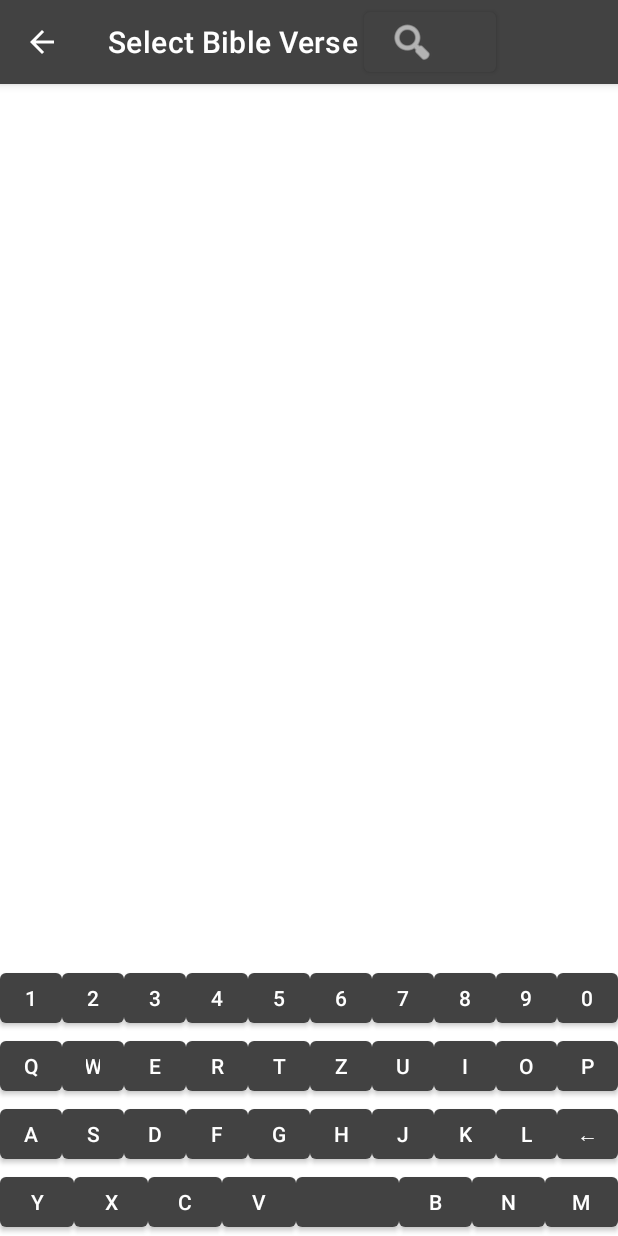
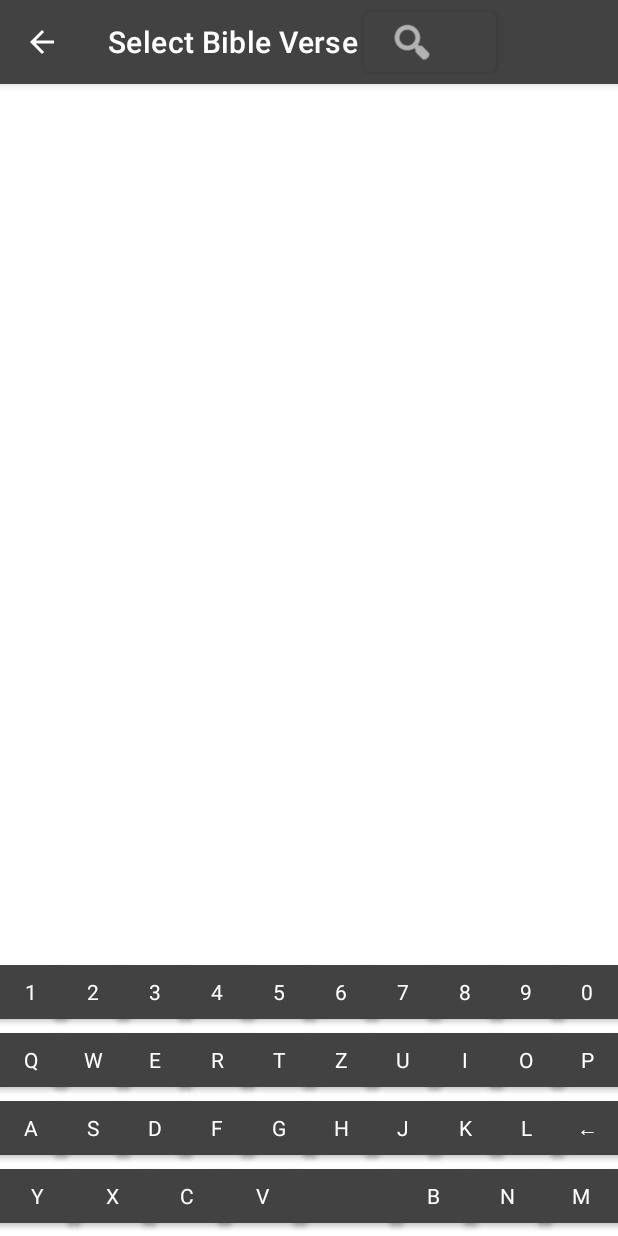
Before and after one commit to hevselavierlines/bibleeveryday, an Android app: the SelectionActivity screen opened directly, with no data from a screen before it, after a tap on an icon or button, on a phone screen of 412 x 824 dp. Run offline under Robolectric (Android 15) with nearby library versions, the phone set to English and light mode, and no system bars; 7 statements that could not run were skipped.

Commit message:
create custom button style for the search function

```diff
--- a/app/src/main/res/layout/content_search.xml
+++ b/app/src/main/res/layout/content_search.xml
@@ -35,66 +35,77 @@
         android:id="@+id/linearLayoutNum"
         app:layout_constraintBottom_toTopOf="@+id/linearLayoutQ"
         tools:layout_editor_absoluteX="1dp">
+
         <Button
             android:id="@+id/button1"
             android:layout_width="wrap_content"
             android:layout_height="wrap_content"
             android:layout_weight="1"
-            android:text="1" />
+            android:text="1"
+            style="@style/Theme.BibleEveryDay.ButtonStyle"/>
         <Button
             android:id="@+id/button2"
             android:layout_width="wrap_content"
             android:layout_height="wrap_content"
             android:layout_weight="1"
-            android:text="2" />
+            android:text="2"
+            style="@style/Theme.BibleEveryDay.ButtonStyle"/>
         <Button
             android:id="@+id/button3"
             android:layout_width="wrap_content"
             android:layout_height="wrap_content"
             android:layout_weight="1"
-            android:text="3" />
+            android:text="3"
+            style="@style/Theme.BibleEveryDay.ButtonStyle"/>
         <Button
             android:id="@+id/button4"
             android:layout_width="wrap_content"
             android:layout_height="wrap_content"
             android:layout_weight="1"
-            android:text="4" />
+            android:text="4"
+            style="@style/Theme.BibleEveryDay.ButtonStyle"/>
         <Button
             android:id="@+id/button5"
             android:layout_width="wrap_content"
             android:layout_height="wrap_content"
             android:layout_weight="1"
-            android:text="5" />
+            android:text="5"
+            style="@style/Theme.BibleEveryDay.ButtonStyle"/>
         <Button
             android:id="@+id/button6"
             android:layout_width="wrap_content"
             android:layout_height="wrap_content"
             android:layout_weight="1"
-            android:text="6" />
+            android:text="6"
+            style="@style/Theme.BibleEveryDay.ButtonStyle"/>
         <Button
             android:id="@+id/button7"
             android:layout_width="wrap_content"
             android:layout_height="wrap_content"
             android:layout_weight="1"
-            android:text="7" />
+            android:text="7"
+            style="@style/Theme.BibleEveryDay.ButtonStyle"/>
         <Button
             android:id="@+id/button8"
             android:layout_width="wrap_content"
             android:layout_height="wrap_content"
             android:layout_weight="1"
-            android:text="8" />
+            android:text="8"
+            style="@style/Theme.BibleEveryDay.ButtonStyle"/>
         <Button
             android:id="@+id/button9"
             android:layout_width="wrap_content"
             android:layout_height="wrap_content"
             android:layout_weight="1"
-            android:text="9" />
+            android:text="9"
+            style="@style/Theme.BibleEveryDay.ButtonStyle"/>
         <Button
             android:id="@+id/button0"
             android:layout_width="wrap_content"
             android:layout_height="wrap_content"
             android:layout_weight="1"
-            android:text="0" />
+            android:text="0"
+            style="@style/Theme.BibleEveryDay.ButtonStyle"/>
     </LinearLayout>
     <LinearLayout
         android:layout_width="match_parent"
@@ -108,61 +119,71 @@
             android:layout_width="wrap_content"
             android:layout_height="wrap_content"
             android:layout_weight="1"
-            android:text="Q" />
+            android:text="Q"
+            style="@style/Theme.BibleEveryDay.ButtonStyle"/>
         <Button
             android:id="@+id/buttonW"
             android:layout_width="wrap_content"
             android:layout_height="wrap_content"
             android:layout_weight="1"
-            android:text="W" />
+            android:text="W"
+            style="@style/Theme.BibleEveryDay.ButtonStyle"/>
         <Button
             android:id="@+id/buttonE"
             android:layout_width="wrap_content"
             android:layout_height="wrap_content"
             android:layout_weight="1"
-            android:text="E" />
+            android:text="E"
+            style="@style/Theme.BibleEveryDay.ButtonStyle"/>
         <Button
             android:id="@+id/buttonR"
             android:layout_width="wrap_content"
             android:layout_height="wrap_content"
             android:layout_weight="1"
-            android:text="R" />
+            android:text="R"
+            style="@style/Theme.BibleEveryDay.ButtonStyle"/>
         <Button
             android:id="@+id/buttonT"
             android:layout_width="wrap_content"
             android:layout_height="wrap_content"
             android:layout_weight="1"
-            android:text="T" />
+            android:text="T"
+            style="@style/Theme.BibleEveryDay.ButtonStyle"/>
         <Button
             android:id="@+id/buttonZ"
             android:layout_width="wrap_content"
             android:layout_height="wrap_content"
             android:layout_weight="1"
-            android:text="Z" />
+            android:text="Z"
+            style="@style/Theme.BibleEveryDay.ButtonStyle"/>
         <Button
             android:id="@+id/buttonU"
             android:layout_width="wrap_content"
             android:layout_height="wrap_content"
             android:layout_weight="1"
-            android:text="U" />
+            android:text="U"
+            style="@style/Theme.BibleEveryDay.ButtonStyle"/>
         <Button
             android:id="@+id/buttonI"
             android:layout_width="wrap_content"
             android:layout_height="wrap_content"
             android:layout_weight="1"
-            android:text="I" />
+            android:text="I"
+            style="@style/Theme.BibleEveryDay.ButtonStyle"/>
         <Button
             android:id="@+id/buttonO"
             android:layout_width="wrap_content"
             android:layout_height="wrap_content"
             android:layout_weight="1"
-            android:text="O" />
+            android:text="O"
+            style="@style/Theme.BibleEveryDay.ButtonStyle"/>
         <Button
             android:id="@+id/buttonP"
             android:layout_width="wrap_content"
             android:layout_height="wrap_content"
             android:layout_weight="1"
-            android:text="P" />
+            android:text="P"
+            style="@style/Theme.BibleEveryDay.ButtonStyle"/>
     </LinearLayout>
 
     <LinearLayout
@@ -178,69 +199,79 @@
             android:layout_width="wrap_content"
             android:layout_height="wrap_content"
             android:layout_weight="1"
-            android:text="A" />
+            android:text="A"
+            style="@style/Theme.BibleEveryDay.ButtonStyle"/>
 
         <Button
             android:id="@+id/buttonS"
             android:layout_width="wrap_content"
             android:layout_height="wrap_content"
             android:layout_weight="1"
-            android:text="S" />
+            android:text="S"
+            style="@style/Theme.BibleEveryDay.ButtonStyle"/>
 
         <Button
             android:id="@+id/buttonD"
             android:layout_width="wrap_content"
             android:layout_height="wrap_content"
             android:layout_weight="1"
-            android:text="D" />
+            android:text="D"
+            style="@style/Theme.BibleEveryDay.ButtonStyle"/>
 
         <Button
             android:id="@+id/buttonF"
             android:layout_width="wrap_content"
             android:layout_height="wrap_content"
             android:layout_weight="1"
-            android:text="F" />
+            android:text="F"
+            style="@style/Theme.BibleEveryDay.ButtonStyle"/>
 
         <Button
             android:id="@+id/buttonG"
             android:layout_width="wrap_content"
             android:layout_height="wrap_content"
             android:layout_weight="1"
-            android:text="G" />
+            android:text="G"
+            style="@style/Theme.BibleEveryDay.ButtonStyle"/>
 
         <Button
             android:id="@+id/buttonH"
             android:layout_width="wrap_content"
             android:layout_height="wrap_content"
             android:layout_weight="1"
-            android:text="H" />
+            android:text="H"
+            style="@style/Theme.BibleEveryDay.ButtonStyle"/>
 
         <Button
             android:id="@+id/buttonJ"
             android:layout_width="wrap_content"
             android:layout_height="wrap_content"
             android:layout_weight="1"
-            android:text="J" />
+            android:text="J"
+            style="@style/Theme.BibleEveryDay.ButtonStyle"/>
 
         <Button
             android:id="@+id/buttonK"
             android:layout_width="wrap_content"
             android:layout_height="wrap_content"
             android:layout_weight="1"
-            android:text="K" />
+            android:text="K"
+            style="@style/Theme.BibleEveryDay.ButtonStyle"/>
 
         <Button
             android:id="@+id/buttonL"
             android:layout_width="wrap_content"
             android:layout_height="wrap_content"
             android:layout_weight="1"
-            android:text="L" />
+            android:text="L"
+            style="@style/Theme.BibleEveryDay.ButtonStyle"/>
         <Button
             android:id="@+id/buttonRet"
             android:layout_width="wrap_content"
             android:layout_height="wrap_content"
             android:layout_weight="1"
-            android:text="\u2190" />
+            android:text="\u2190"
+            style="@style/Theme.BibleEveryDay.ButtonStyle"/>
     </LinearLayout>
 
     <LinearLayout
@@ -256,56 +287,64 @@
             android:layout_width="wrap_content"
             android:layout_height="wrap_content"
             android:layout_weight="2"
-            android:text="Y" />
+            android:text="Y"
+            style="@style/Theme.BibleEveryDay.ButtonStyle"/>
 
         <Button
             android:id="@+id/buttonX"
             android:layout_width="wrap_content"
             android:layout_height="wrap_content"
             android:layout_weight="2"
-            android:text="X" />
+            android:text="X"
+            style="@style/Theme.BibleEveryDay.ButtonStyle"/>
 
         <Button
             android:id="@+id/buttonC"
             android:layout_width="wrap_content"
             android:layout_height="wrap_content"
             android:layout_weight="2"
-            android:text="C" />
+            android:text="C"
+            style="@style/Theme.BibleEveryDay.ButtonStyle"/>
 
         <Button
             android:id="@+id/buttonV"
             android:layout_width="wrap_content"
             android:layout_height="wrap_content"
             android:layout_weight="2"
-            android:text="V" />
+            android:text="V"
+            style="@style/Theme.BibleEveryDay.ButtonStyle"/>
 
         <Button
             android:id="@+id/buttonBlank"
             android:layout_width="wrap_content"
             android:layout_height="wrap_content"
             android:layout_weight="1"
-            android:text="   " />
+            android:text="   "
+            style="@style/Theme.BibleEveryDay.ButtonStyle"/>
 
         <Button
             android:id="@+id/buttonB"
             android:layout_width="wrap_content"
             android:layout_height="wrap_content"
             android:layout_weight="2"
-            android:text="B" />
+            android:text="B"
+            style="@style/Theme.BibleEveryDay.ButtonStyle"/>
 
         <Button
             android:id="@+id/buttonN"
             android:layout_width="wrap_content"
             android:layout_height="wrap_content"
             android:layout_weight="2"
-            android:text="N" />
+            android:text="N"
+            style="@style/Theme.BibleEveryDay.ButtonStyle"/>
 
         <Button
             android:id="@+id/buttonM"
             android:layout_width="wrap_content"
             android:layout_height="wrap_content"
             android:layout_weight="2"
-            android:text="M" />
+            android:text="M"
+            style="@style/Theme.BibleEveryDay.ButtonStyle"/>
     </LinearLayout>
 
 
--- a/app/src/main/res/values/themes.xml
+++ b/app/src/main/res/values/themes.xml
@@ -23,4 +23,11 @@
     <style name="Theme.BibleEveryDay.AppBarOverlay" parent="ThemeOverlay.AppCompat.Dark.ActionBar" />
 
     <style name="Theme.BibleEveryDay.PopupOverlay" parent="ThemeOverlay.AppCompat.Light" />
+
+    <style name="Theme.BibleEveryDay.ButtonStyle">
+        <item name="android:layout_marginLeft">-5dip</item>
+        <item name="android:layout_marginRight">-5dip</item>
+        <item name="android:layout_marginTop">-5dip</item>
+        <item name="android:layout_marginBottom">-5dip</item>
+    </style>
 </resources>
```
